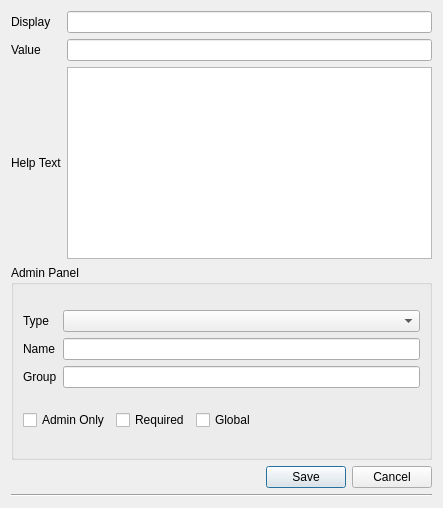
This is utils/qtUi/variable_dialog.ui in Halicea/hal_automator as Qt 5 draws it before an edit. The edited form follows.
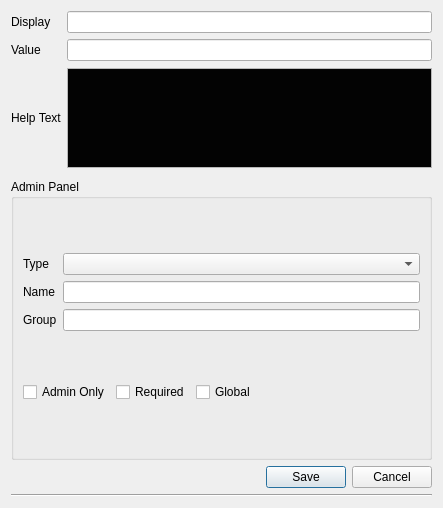
This is the edited form.

Commit message: help text field added to resources and variables. fixed formating comply to pep8

```diff
--- a/utils/qtUi/variable_dialog.ui
+++ b/utils/qtUi/variable_dialog.ui
@@ -27,7 +27,13 @@
   </property>
   <layout class="QVBoxLayout" name="verticalLayout_2">
    <item>
-    <layout class="QGridLayout" name="gridLayout">
+    <layout class="QGridLayout" name="gridLayout" columnstretch="0,1" rowminimumheight="0,0,0,0,0,1,1">
+     <property name="sizeConstraint">
+      <enum>QLayout::SetMinimumSize</enum>
+     </property>
+     <property name="bottomMargin">
+      <number>5</number>
+     </property>
      <property name="horizontalSpacing">
       <number>5</number>
      </property>
@@ -69,6 +75,76 @@
          <verstretch>0</verstretch>
         </sizepolicy>
        </property>
+       <property name="maximumSize">
+        <size>
+         <width>16777213</width>
+         <height>100</height>
+        </size>
+       </property>
+       <property name="palette">
+        <palette>
+         <active>
+          <colorrole role="Text">
+           <brush brushstyle="SolidPattern">
+            <color alpha="255">
+             <red>255</red>
+             <green>255</green>
+             <blue>255</blue>
+            </color>
+           </brush>
+          </colorrole>
+          <colorrole role="Base">
+           <brush brushstyle="SolidPattern">
+            <color alpha="255">
+             <red>3</red>
+             <green>3</green>
+             <blue>3</blue>
+            </color>
+           </brush>
+          </colorrole>
+         </active>
+         <inactive>
+          <colorrole role="Text">
+           <brush brushstyle="SolidPattern">
+            <color alpha="255">
+             <red>255</red>
+             <green>255</green>
+             <blue>255</blue>
+            </color>
+           </brush>
+          </colorrole>
+          <colorrole role="Base">
+           <brush brushstyle="SolidPattern">
+            <color alpha="255">
+             <red>3</red>
+             <green>3</green>
+             <blue>3</blue>
+            </color>
+           </brush>
+          </colorrole>
+         </inactive>
+         <disabled>
+          <colorrole role="Text">
+           <brush brushstyle="SolidPattern">
+            <color alpha="255">
+             <red>127</red>
+             <green>127</green>
+             <blue>127</blue>
+            </color>
+           </brush>
+          </colorrole>
+          <colorrole role="Base">
+           <brush brushstyle="SolidPattern">
+            <color alpha="255">
+             <red>237</red>
+             <green>237</green>
+             <blue>237</blue>
+            </color>
+           </brush>
+          </colorrole>
+         </disabled>
+        </palette>
+       </property>
       </widget>
      </item>
     </layout>
```
The commit also changes 14 other files.
